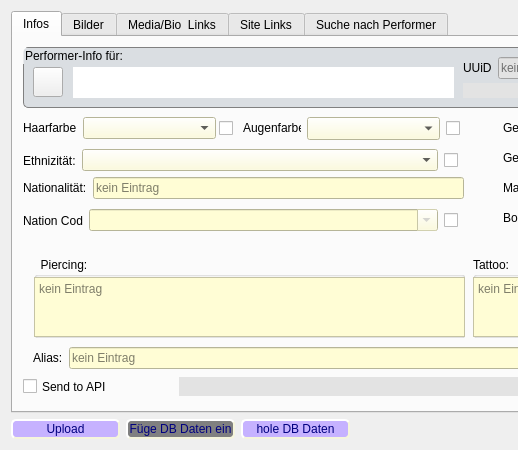
Above: gui/uic_imports/dialog_ui/dialog_scrape_actor_infos.ui from Ernie1412/Datei_info_Creator before the change; both pictures show x 0 to 518 and y 0 to 450 of the 924 by 450 pixel window. Below: the same form after it.
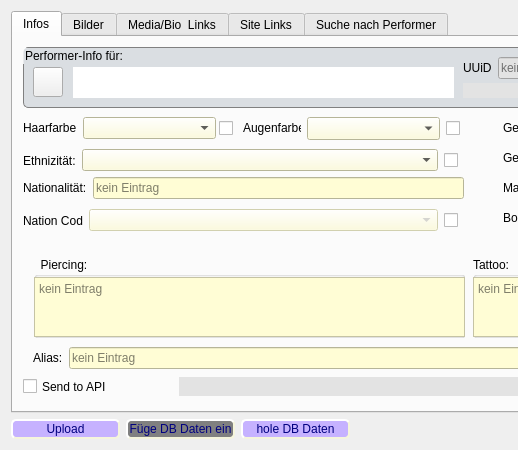
That is the form after the change. Icons and pictures are not drawn. Custom widgets are drawn as their Qt base class.

What changed in the file:
```diff
--- a/gui/uic_imports/dialog_ui/dialog_scrape_actor_infos.ui
+++ b/gui/uic_imports/dialog_ui/dialog_scrape_actor_infos.ui
@@ -1568,7 +1568,7 @@
            <string notr="true">background-color: #FFFDD5;</string>
           </property>
           <property name="editable">
-           <bool>true</bool>
+           <bool>false</bool>
           </property>
           <item>
            <property name="text">
```
